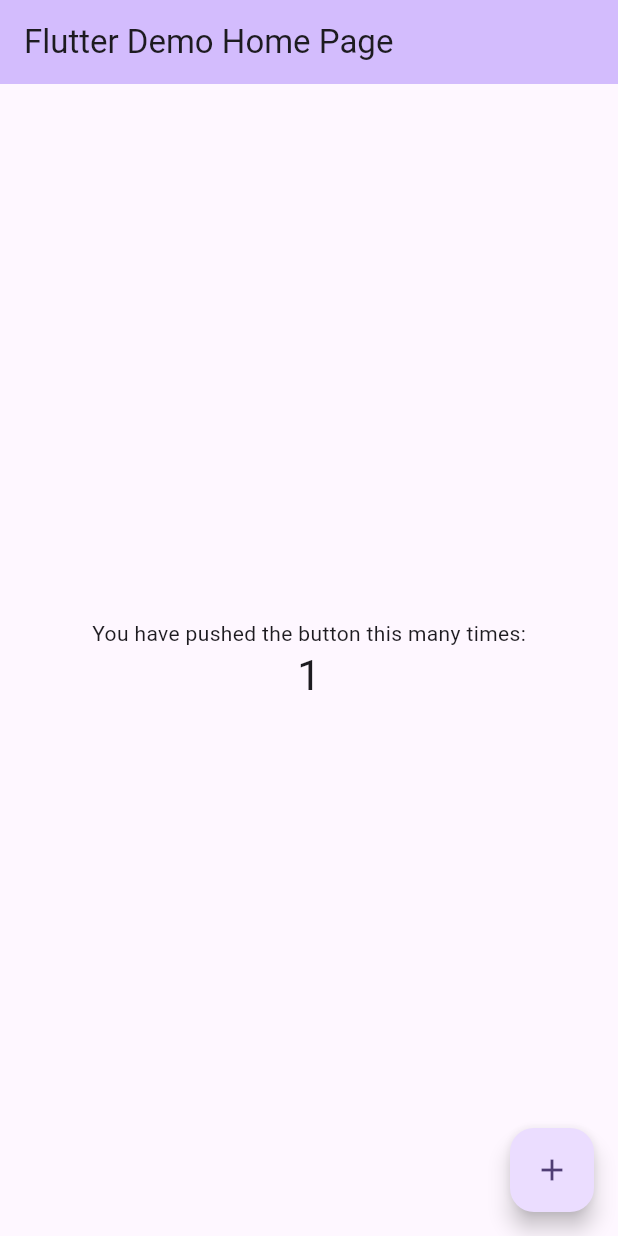
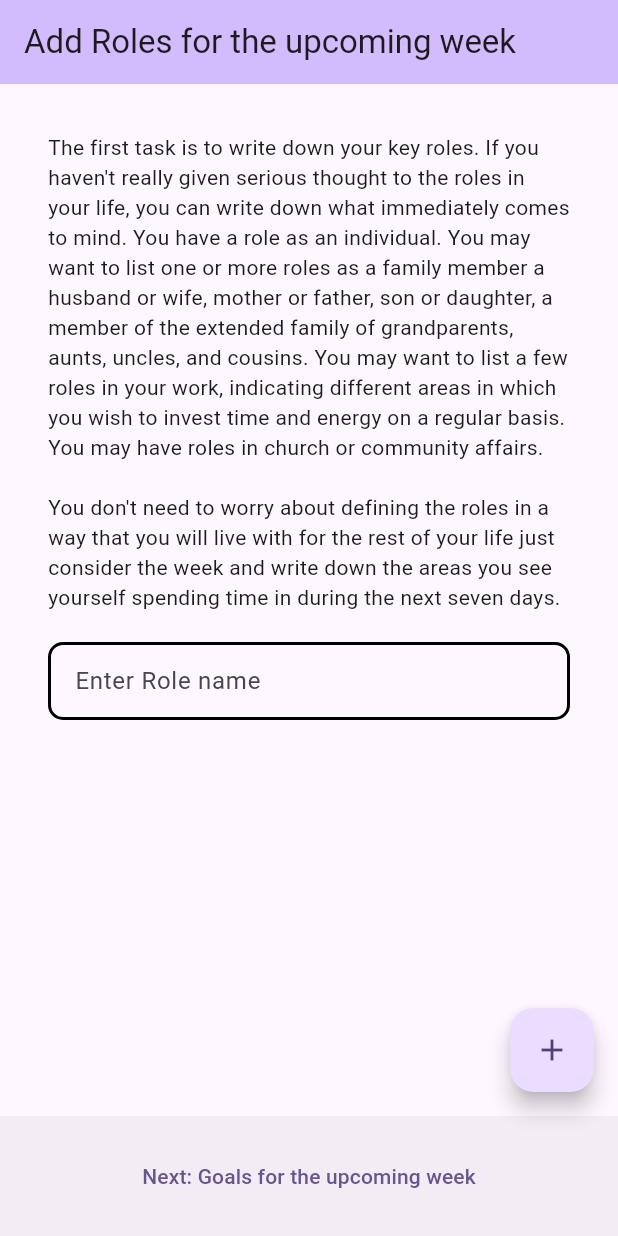
Before and after one commit to devskii/organizer, a Flutter app: the screen it shows after launch, after a tap on the "add" icon, on a phone screen of 412 x 824 dp. Run offline on Flutter 3.47's test engine with Material 2 defaults, Android fonts, the phone set to English and light mode, and no system bars.

Commit message:
add initial Roles page

```diff
--- /dev/null
+++ b/lib/GoalsPage.dart
@@ -0,0 +1,15 @@
+import 'package:flutter/material.dart';
+
+class GoalsPage extends StatelessWidget {
+  @override
+  Widget build(BuildContext context) {
+    return Scaffold(
+      appBar: AppBar(
+        title: Text('Goals for the upcoming week'),
+      ),
+      body: Center(
+        child: Text('UNDER CONSTRUCTION'),
+      ),
+    );
+  }
+}
--- /dev/null
+++ b/lib/RolesPage.dart
@@ -0,0 +1,129 @@
+import 'package:flutter/material.dart';
+import 'package:organizer/GoalsPage.dart';
+
+class RolesPage extends StatefulWidget {
+  const RolesPage({super.key, required this.title});
+
+  // This widget is the home page of your application. It is stateful, meaning
+  // that it has a State object (defined below) that contains fields that affect
+  // how it looks.
+
+  // This class is the configuration for the state. It holds the values (in this
+  // case the title) provided by the parent (in this case the App widget) and
+  // used by the build method of the State. Fields in a Widget subclass are
+  // always marked "final".
+
+  final String title;
+
+  @override
+  State<RolesPage> createState() => _RolesPageState();
+}
+
+class _RolesPageState extends State<RolesPage> {
+  int _counter = 0;
+  List<Widget> inputBoxes = [];
+
+  void _incrementCounter() {
+    setState(() {
+      // This call to setState tells the Flutter framework that something has
+      // changed in this State, which causes it to rerun the build method below
+      // so that the display can reflect the updated values. If we changed
+      // _counter without calling setState(), then the build method would not be
+      // called again, and so nothing would appear to happen.
+      _counter++;
+
+      const newTextField = TextField(
+        decoration: InputDecoration(
+          border: InputBorder.none,
+          hintText: 'Enter Role name',
+          contentPadding: EdgeInsets.symmetric(
+            vertical: 12.0,
+            horizontal: 16.0,
+          ),
+        ),
+      );
+
+      inputBoxes.add(
+        Container(
+          decoration: BoxDecoration(
+            border: Border.all(
+              color: Colors.black,
+              width: 2.0,
+            ),
+            borderRadius: BorderRadius.circular(10.0),
+          ),
+          child: newTextField,
+        ),
+      );
+    });
+  }
+
+  @override
+  Widget build(BuildContext context) {
+    // This method is rerun every time setState is called, for instance as done
+    // by the _incrementCounter method above.
+    //
+    // The Flutter framework has been optimized to make rerunning build methods
+    // fast, so that you can just rebuild anything that needs updating rather
+    // than having to individually change instances of widgets.
+    return Scaffold(
+      appBar: AppBar(
+        // TRY THIS: Try changing the color here to a specific color (to
+        // Colors.amber, perhaps?) and trigger a hot reload to see the AppBar
+        // change color while the other colors stay the same.
+        backgroundColor: Theme.of(context).colorScheme.inversePrimary,
+        // Here we take the value from the RolesPage object that was created by
+        // the App.build method, and use it to set our appbar title.
+        title: Text(widget.title),
+      ),
+      body: SingleChildScrollView(
+        // Center is a layout widget. It takes a single child and positions it
+        // in the middle of the parent.
+        child: Padding(
+          padding: EdgeInsets.all(32.0),
+          child: Column(
+            // Column is also a layout widget. It takes a list of children and
+            // arranges them vertically. By default, it sizes itself to fit its
+            // children horizontally, and tries to be as tall as its parent.
+            //
+            // Column has various properties to control how it sizes itself and
+            // how it positions its children. Here we use mainAxisAlignment to
+            // center the children vertically; the main axis here is the vertical
+            // axis because Columns are vertical (the cross axis would be
+            // horizontal).
+            //
+            // TRY THIS: Invoke "debug painting" (choose the "Toggle Debug Paint"
+            // action in the IDE, or press "p" in the console), to see the
+            // wireframe for each widget.
+            mainAxisAlignment: MainAxisAlignment.center,
+            children: <Widget>[
+              const Text(
+                "The first task is to write down your key roles. If you haven't really given serious thought to the roles in your life, you can write down what immediately comes to mind. You have a role as an individual. You may want to list one or more roles as a family member a husband or wife, mother or father, son or daughter, a member of the extended family of grandparents, aunts, uncles, and cousins. You may want to list a few roles in your work, indicating different areas in which you wish to invest time and energy on a regular basis. You may have roles in church or community affairs.\n\nYou don't need to worry about defining the roles in a way that you will live with for the rest of your life just consider the week and write down the areas you see yourself spending time in during the next seven days.\n",
+              ),
+              ...inputBoxes,
+            ],
+          ),
+        ),
+      ),
+      floatingActionButton: FloatingActionButton(
+        onPressed: _incrementCounter,
+        tooltip: 'Increment',
+        child: const Icon(Icons.add),
+      ),
+      bottomNavigationBar: BottomAppBar(
+        child: Container(
+          height: 56.0,
+          child: TextButton(
+            child: Text('Next: Goals for the upcoming week'),
+            onPressed: () {
+              Navigator.push(
+                context,
+                MaterialPageRoute(builder: (context) => GoalsPage()),
+              );
+            },
+          ),
+        ),
+      ), // This trailing comma makes auto-formatting nicer for build methods.
+    );
+  }
+}
--- a/lib/main.dart
+++ b/lib/main.dart
@@ -1,4 +1,5 @@
 import 'package:flutter/material.dart';
+import 'package:organizer/RolesPage.dart';
 
 void main() {
   runApp(const MyApp());
@@ -31,95 +32,7 @@ class MyApp extends StatelessWidget {
         colorScheme: ColorScheme.fromSeed(seedColor: Colors.deepPurple),
         useMaterial3: true,
       ),
-      home: const MyHomePage(title: 'Flutter Demo Home Page'),
+      home: const RolesPage(title: 'Add Roles for the upcoming week'),
     );
   }
 }
-
-class MyHomePage extends StatefulWidget {
-  const MyHomePage({super.key, required this.title});
-
-  // This widget is the home page of your application. It is stateful, meaning
-  // that it has a State object (defined below) that contains fields that affect
-  // how it looks.
-
-  // This class is the configuration for the state. It holds the values (in this
-  // case the title) provided by the parent (in this case the App widget) and
-  // used by the build method of the State. Fields in a Widget subclass are
-  // always marked "final".
-
-  final String title;
-
-  @override
-  State<MyHomePage> createState() => _MyHomePageState();
-}
-
-class _MyHomePageState extends State<MyHomePage> {
-  int _counter = 0;
-
-  void _incrementCounter() {
-    setState(() {
-      // This call to setState tells the Flutter framework that something has
-      // changed in this State, which causes it to rerun the build method below
-      // so that the display can reflect the updated values. If we changed
-      // _counter without calling setState(), then the build method would not be
-      // called again, and so nothing would appear to happen.
-      _counter++;
-    });
-  }
-
-  @override
-  Widget build(BuildContext context) {
-    // This method is rerun every time setState is called, for instance as done
-    // by the _incrementCounter method above.
-    //
-    // The Flutter framework has been optimized to make rerunning build methods
-    // fast, so that you can just rebuild anything that needs updating rather
-    // than having to individually change instances of widgets.
-    return Scaffold(
-      appBar: AppBar(
-        // TRY THIS: Try changing the color here to a specific color (to
-        // Colors.amber, perhaps?) and trigger a hot reload to see the AppBar
-        // change color while the other colors stay the same.
-        backgroundColor: Theme.of(context).colorScheme.inversePrimary,
-        // Here we take the value from the MyHomePage object that was created by
-        // the App.build method, and use it to set our appbar title.
-        title: Text(widget.title),
-      ),
-      body: Center(
-        // Center is a layout widget. It takes a single child and positions it
-        // in the middle of the parent.
-        child: Column(
-          // Column is also a layout widget. It takes a list of children and
-          // arranges them vertically. By default, it sizes itself to fit its
-          // children horizontally, and tries to be as tall as its parent.
-          //
-          // Column has various properties to control how it sizes itself and
-          // how it positions its children. Here we use mainAxisAlignment to
-          // center the children vertically; the main axis here is the vertical
-          // axis because Columns are vertical (the cross axis would be
-          // horizontal).
-          //
-          // TRY THIS: Invoke "debug painting" (choose the "Toggle Debug Paint"
-          // action in the IDE, or press "p" in the console), to see the
-          // wireframe for each widget.
-          mainAxisAlignment: MainAxisAlignment.center,
-          children: <Widget>[
-            const Text(
-              'You have pushed the button this many times:',
-            ),
-            Text(
-              '$_counter',
-              style: Theme.of(context).textTheme.headlineMedium,
-            ),
-          ],
-        ),
-      ),
-      floatingActionButton: FloatingActionButton(
-        onPressed: _incrementCounter,
-        tooltip: 'Increment',
-        child: const Icon(Icons.add),
-      ), // This trailing comma makes auto-formatting nicer for build methods.
-    );
-  }
-}
```
